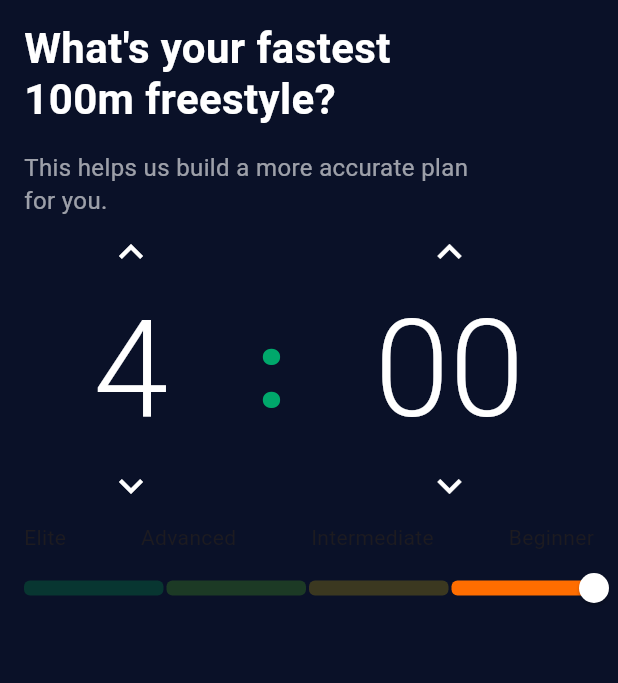
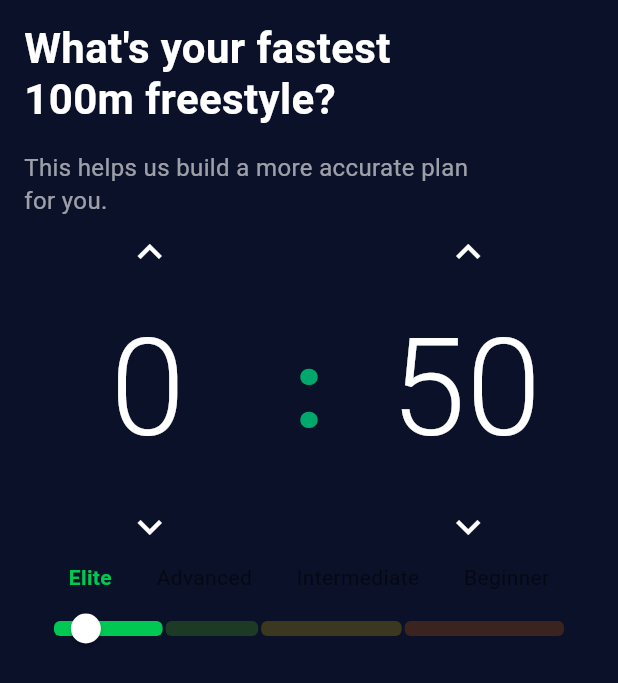
Before and after one commit to BogdanMamchych/swim_prog, a Flutter app: the screen it shows after launch, on a phone screen of 412 x 824 dp. Shown: the top 683 px of the screen. Run offline on Flutter 3.47's test engine with Material 3 defaults, Android fonts, the phone set to English and light mode, and no system bars; our stand-ins replace flutter_riverpod.

Commit message:
Integrated Riverpod, added swimming_level_mark_widget

```diff
--- /dev/null
+++ b/lib/features/pace_selector/data/providers/pace_providers.dart
@@ -0,0 +1,126 @@
+import 'dart:ui';
+
+import 'package:flutter/material.dart';
+import 'package:flutter_riverpod/flutter_riverpod.dart';
+
+final paceConfigProvider = Provider<PaceConfig>((ref) {
+  return const PaceConfig(
+    minTime: Duration(seconds: 40),
+    maxTime: Duration(minutes: 3, seconds: 20),
+    marks: const <SkillMark> [
+        SkillMark(skill: "Elite", color: const Color(0xFF00C853), startTime: Duration(seconds: 40), endTime: Duration(minutes: 1, seconds: 15)),
+        SkillMark(skill: "Advanced", color: const Color(0xFF64DD17), startTime: Duration(minutes: 1, seconds: 15), endTime: Duration(minutes: 1, seconds: 45)),
+        SkillMark(skill: "Intermediate", color: const Color(0xFFFFD600), startTime: Duration(minutes: 1, seconds: 45), endTime: Duration(minutes: 2, seconds: 30)),
+        SkillMark(skill: "Beginner", color: const Color(0xFFFF6D00), startTime: Duration(minutes: 2, seconds: 30), endTime: Duration(minutes: 3, seconds: 20)),
+    ],
+    defaultTime: Duration(seconds: 50),
+  );
+});
+
+final paceProvider = NotifierProvider<PaceNotifier, Duration>(PaceNotifier.new);
+
+final paceLengthProvider = Provider<int>((ref) {
+  final config = ref.watch(paceConfigProvider);
+  return (config.maxTime - config.minTime).inSeconds;
+});
+
+final tickMarksProvider = Provider<List<double>>((ref) {
+  final config = ref.watch(paceConfigProvider);
+  return config.marks
+      .map((mark) => mark.startTime.inSeconds.toDouble())
+      .toList();
+});
+
+final colorsProvider = Provider<List<Color>>((ref) {
+  final config = ref.watch(paceConfigProvider);
+  return config.marks
+  .map((mark) => mark.color)
+  .toList();
+});
+
+class PaceNotifier extends Notifier<Duration> {
+  @override
+  Duration build() {
+    return ref.read(paceConfigProvider).defaultTime;
+  }
+
+  void incrementMinutes() {
+    final max = ref.read(paceConfigProvider).maxTime;
+
+    final next = state + const Duration(minutes: 1);
+
+    if (next <= max) {
+      state = next;
+    }
+  }
+
+  void decrementMinutes() {
+    final min = ref.read(paceConfigProvider).minTime;
+
+    final next = state - const Duration(minutes: 1);
+
+    if (next >= min) {
+      state = next;
+    }
+  }
+
+  void incrementSeconds() {
+    final max = ref.read(paceConfigProvider).maxTime;
+
+    final next = state + const Duration(seconds: 1);
+
+    if (next <= max) {
+      state = next;
+    }
+  }
+
+  void decrementSeconds() {
+    final min = ref.read(paceConfigProvider).minTime;
+
+    final next = state - const Duration(seconds: 1);
+
+    if (next >= min) {
+      state = next;
+    }
+  }
+
+  void setDuration(Duration duration) {
+    final config = ref.read(paceConfigProvider);
+
+    if (duration < config.minTime) {
+      state = config.minTime;
+    } else if (duration > config.maxTime) {
+      state = config.maxTime;
+    } else {
+      state = duration;
+    }
+  }
+}
+
+class PaceConfig {
+  final Duration minTime;
+  final Duration maxTime;
+  final List<SkillMark> marks;
+  final Duration defaultTime;
+
+  const PaceConfig({
+    required this.minTime,
+    required this.maxTime,
+    required this.marks,
+    required this.defaultTime,
+  });
+}
+
+class SkillMark {
+  final String skill;
+  final Color color;
+  final Duration startTime;
+  final Duration endTime;
+
+  const SkillMark({
+    required this.skill,
+    required this.color,
+    required this.startTime,
+    required this.endTime,
+  });
+}
--- a/lib/features/pace_selector/presentation/screen/pace_selector_screen.dart
+++ b/lib/features/pace_selector/presentation/screen/pace_selector_screen.dart
@@ -1,21 +1,15 @@
 import 'package:flutter/material.dart';
+import 'package:flutter_riverpod/flutter_riverpod.dart';
 import 'package:swim_prog/features/pace_selector/presentation/widgets/pace_slider_widget.dart';
 import 'package:swim_prog/features/pace_selector/presentation/widgets/pace_widget.dart';
+import 'package:swim_prog/features/pace_selector/presentation/widgets/swimming_level_marks_widget.dart';
 import 'package:swim_prog/features/pace_selector/presentation/widgets/text_widget.dart';
 
-class PaceSelectorScreen extends StatefulWidget {
+class PaceSelectorScreen extends ConsumerWidget {
   const PaceSelectorScreen({super.key});
 
   @override
-  _PaceSelectorScreenState createState() => _PaceSelectorScreenState();
-}
-
-class _PaceSelectorScreenState extends State<PaceSelectorScreen> {
-  final int minutes = 0;
-  final int seconds = 0;
-
-  @override
-  Widget build(BuildContext context) {
+  Widget build(BuildContext context, WidgetRef ref) {
     return Scaffold(
       backgroundColor: const Color(0xFF0A1128),
       body: SafeArea(
@@ -39,17 +33,9 @@ class _PaceSelectorScreenState extends State<PaceSelectorScreen> {
                 fontWeight: FontWeight.w400,
                 lineHeight: 1.4,
               ),
-              PaceWidget(),
-              Row(
-                mainAxisAlignment: MainAxisAlignment.spaceBetween,
-                children: const [
-                  Text('Elite'),
-                  Text('Advanced'),
-                  Text('Intermediate'),
-                  Text('Beginner'),
-                ],
-              ),
-              PaceSliderWidget(),
+              const PaceWidget(),
+              SwimmingLevelMarksWidget(),
+              const PaceSliderWidget(),
             ],
           ),
         ),
--- a/lib/features/pace_selector/presentation/widgets/pace_slider_widget.dart
+++ b/lib/features/pace_selector/presentation/widgets/pace_slider_widget.dart
@@ -1,42 +1,47 @@
 import 'package:flutter/material.dart';
+import 'package:flutter_riverpod/flutter_riverpod.dart';
+import 'package:swim_prog/features/pace_selector/data/providers/pace_providers.dart';
 import 'package:swim_prog/features/pace_selector/presentation/widgets/pace_track_shape.dart';
 
-class PaceSliderWidget extends StatefulWidget {
+class PaceSliderWidget extends ConsumerWidget {
   const PaceSliderWidget({super.key});
 
   @override
-  State<PaceSliderWidget> createState() => _PaceSliderWidgetState();
-}
+  Widget build(BuildContext context, WidgetRef ref) {
+    final duration = ref.watch(paceProvider);
+    final config = ref.watch(paceConfigProvider);
+    final paceLength = ref.watch(paceLengthProvider);
+    final tickMarks = ref.watch(tickMarksProvider);
+    final colors = ref.watch(colorsProvider);
+    final value = duration.inSeconds.toDouble();
 
-class _PaceSliderWidgetState extends State<PaceSliderWidget> {
-  double value = 50;
-
-  @override
-  Widget build(BuildContext context) {
     return SliderTheme(
       data: SliderTheme.of(context).copyWith(
         trackHeight: 10,
-        trackShape: const PaceTrackShape(),
-
+        trackShape: PaceTrackShape(
+          minTime: config.minTime.inSeconds.toDouble(),
+          maxTime: config.maxTime.inSeconds.toDouble(),
+          colors: colors,
+          tickMarks: tickMarks
+        ),
         activeTrackColor: Colors.transparent,
         inactiveTrackColor: Colors.transparent,
-
         thumbColor: Colors.white,
         overlayColor: Colors.white12,
-
         thumbShape: const RoundSliderThumbShape(
           enabledThumbRadius: 10,
         ),
       ),
       child: Slider(
         value: value,
-        min: 0,
-        max: 50,
-        divisions: 50,
+        min: config.minTime.inSeconds.toDouble(),
+        max: config.maxTime.inSeconds.toDouble(),
+        divisions:
+            paceLength,
         onChanged: (newValue) {
-          setState(() {
-            value = newValue;
-          });
+          ref.read(paceProvider.notifier).setDuration(
+            Duration(seconds: newValue.round()),
+          );
         },
       ),
     );
--- a/lib/features/pace_selector/presentation/widgets/pace_track_shape.dart
+++ b/lib/features/pace_selector/presentation/widgets/pace_track_shape.dart
@@ -1,7 +1,11 @@
 import 'package:flutter/material.dart';
 
 class PaceTrackShape extends SliderTrackShape {
-  const PaceTrackShape();
+  final double minTime;
+  final double maxTime;
+  final List<double> tickMarks;
+  final List<Color> colors;
+  const PaceTrackShape({required this.minTime, required this.maxTime, required this.tickMarks, required this.colors});
 
   @override
   Rect getPreferredRect({
@@ -13,11 +17,17 @@ class PaceTrackShape extends SliderTrackShape {
   }) {
     final trackHeight = sliderTheme.trackHeight ?? 8;
 
+    final double thumbRadius =
+        sliderTheme.thumbShape?.getPreferredSize(isEnabled, isDiscrete).width ??
+        10.0;
+
+    final double trackLeft = offset.dx + thumbRadius;
+    final double trackWidth = parentBox.size.width - (thumbRadius * 2);
+    final double trackTop =
+        offset.dy + (parentBox.size.height - trackHeight) / 2;
+
     return Rect.fromLTWH(
-      offset.dx,
-      offset.dy + (parentBox.size.height - trackHeight) / 2,
-      parentBox.size.width,
-      trackHeight,
+      trackLeft, trackTop, trackWidth, trackHeight
     );
   }
 
@@ -35,49 +45,53 @@ class PaceTrackShape extends SliderTrackShape {
     bool isDiscrete = false,
   }) {
     final canvas = context.canvas;
-
     final trackRect = getPreferredRect(
       parentBox: parentBox,
       offset: offset,
       sliderTheme: sliderTheme,
     );
 
-    const colors = [
-      Color(0xFF00C853), // Elite
-      Color(0xFF64DD17), // Advanced
-      Color(0xFFFFD600), // Intermediate
-      Color(0xFFFF6D00), // Beginner
+    final timeMilestones = [minTime, 75.0, 105.0, 150.0, maxTime];
+
+    final colors = [
+      const Color(0xFF00C853), // Elite (from minTime to 75)
+      const Color(0xFF64DD17), // Advanced (from 75 to 105)
+      const Color(0xFFFFD600), // Intermediate (from 105 to 150)
+      const Color(0xFFFF6D00), // Beginner (from 150 to maxTime)
     ];
 
-    final segmentWidth = trackRect.width / colors.length;
-
-    final currentSegment =
-    ((thumbCenter.dx - trackRect.left) / segmentWidth)
-        .floor()
-        .clamp(0, colors.length - 1);
+    final totalDuration = maxTime - minTime;
+    double currentLeft = trackRect.left;
 
     for (int i = 0; i < colors.length; i++) {
+      final startSec = timeMilestones[i];
+      final endSec = timeMilestones[i + 1];
+
+      if (startSec >= endSec) continue;
+
+      final segmentDuration = endSec - startSec;
+      final segmentWidth = (segmentDuration / totalDuration) * trackRect.width;
+
       final segmentRect = Rect.fromLTWH(
-        trackRect.left + i * segmentWidth,
+        currentLeft,
         trackRect.top,
-        segmentWidth - 2,
+        segmentWidth - (i == colors.length - 1 ? 0 : 2),
         trackRect.height,
       );
 
-      final isActive = i == currentSegment;
+      final isActive =
+          thumbCenter.dx >= segmentRect.left &&
+          thumbCenter.dx <= segmentRect.right;
 
       final paint = Paint()
-        ..color = isActive
-            ? colors[i]
-            : colors[i].withValues(alpha: 0.2);
+        ..color = isActive ? colors[i] : colors[i].withValues(alpha: 0.2);
 
       canvas.drawRRect(
-        RRect.fromRectAndRadius(
-          segmentRect,
-          const Radius.circular(4),
-        ),
+        RRect.fromRectAndRadius(segmentRect, const Radius.circular(4)),
         paint,
       );
+
+      currentLeft += segmentWidth;
     }
   }
 }
--- a/lib/features/pace_selector/presentation/widgets/pace_value_widget.dart
+++ b/lib/features/pace_selector/presentation/widgets/pace_value_widget.dart
@@ -1,19 +1,21 @@
 import 'package:flutter/material.dart';
-import 'package:swim_prog/features/pace_selector/presentation/widgets/text_widget.dart';
+import 'package:flutter/services.dart';
 
 class PaceValueWidget extends StatelessWidget {
-  final String value;
+  final TextEditingController controller;
   final VoidCallback onIncrement;
   final VoidCallback onDecrement;
-  final TextEditingController? controller;
-  final void Function(String)? action;
+  final ValueChanged<String> onChanged;
+  final int maxLength;
 
   const PaceValueWidget({
-    Key? key,
-    required this.value,
+    super.key,
+    required this.controller,
     required this.onIncrement,
-    required this.onDecrement, this.controller, this.action,
-  }) : super(key: key);
+    required this.onDecrement,
+    required this.onChanged,
+    this.maxLength = 2,
+  });
 
   @override
   Widget build(BuildContext context) {
@@ -21,19 +23,42 @@ class PaceValueWidget extends StatelessWidget {
       mainAxisSize: MainAxisSize.min,
       children: [
         IconButton(
-          icon: const Icon(Icons.keyboard_arrow_up, color: Colors.white, size: 32),
+          icon: const Icon(
+            Icons.keyboard_arrow_up,
+            color: Colors.white,
+            size: 32,
+          ),
           onPressed: onIncrement,
         ),
-
-        TextWidget(
-          text: value,
-          color: Colors.white,
-          size: 90,
-          fontWeight: FontWeight.w300,
+        SizedBox(
+          width: 110,
+          child: TextField(
+            controller: controller,
+            textAlign: TextAlign.center,
+            keyboardType: TextInputType.number,
+            inputFormatters: [
+              FilteringTextInputFormatter.digitsOnly,
+              LengthLimitingTextInputFormatter(maxLength),
+            ],
+            style: const TextStyle(
+              color: Colors.white,
+              fontSize: 90,
+              fontWeight: FontWeight.w300,
+            ),
+            decoration: const InputDecoration(
+              border: InputBorder.none,
+              isDense: true,
+              contentPadding: EdgeInsets.zero,
+            ),
+            onChanged: onChanged,
+          ),
         ),
-
         IconButton(
-          icon: const Icon(Icons.keyboard_arrow_down, color: Colors.white, size: 32),
+          icon: const Icon(
+            Icons.keyboard_arrow_down,
+            color: Colors.white,
+            size: 32,
+          ),
           onPressed: onDecrement,
         ),
       ],
--- a/lib/features/pace_selector/presentation/widgets/pace_widget.dart
+++ b/lib/features/pace_selector/presentation/widgets/pace_widget.dart
@@ -1,37 +1,79 @@
 import 'package:flutter/material.dart';
+import 'package:flutter_riverpod/flutter_riverpod.dart';
+import 'package:swim_prog/features/pace_selector/data/providers/pace_providers.dart';
 import 'package:swim_prog/features/pace_selector/presentation/widgets/pace_value_widget.dart';
 import 'package:swim_prog/features/pace_selector/presentation/widgets/text_widget.dart';
 
-class PaceWidget extends StatefulWidget {
-  const PaceWidget({Key? key}) : super(key: key);
+class PaceWidget extends ConsumerStatefulWidget {
+  const PaceWidget({super.key});
 
   @override
-  State<PaceWidget> createState() => _PaceWidgetState();
+  ConsumerState<PaceWidget> createState() => _PaceWidgetState();
 }
 
-class _PaceWidgetState extends State<PaceWidget> {
-  late int minutes = 4;
-  late int seconds = 0;
-  final TextEditingController _minutesController = TextEditingController();
-  final TextEditingController _secondsController = TextEditingController();
+class _PaceWidgetState extends ConsumerState<PaceWidget> {
+  late final TextEditingController _minutesController;
+  late final TextEditingController _secondsController;
+
+  @override
+  void initState() {
+    super.initState();
+
+    final duration = ref.read(paceProvider);
+
+    _minutesController = TextEditingController(
+      text: duration.inMinutes.toString(),
+    );
+
+    _secondsController = TextEditingController(
+      text: (duration.inSeconds % 60).toString().padLeft(2, '0'),
+    );
+  }
+
+  @override
+  void dispose() {
+    _minutesController.dispose();
+    _secondsController.dispose();
+    super.dispose();
+  }
 
   @override
   Widget build(BuildContext context) {
+    final duration = ref.watch(paceProvider);
+
+    final minutes = duration.inMinutes;
+    final seconds = duration.inSeconds % 60;
+
+    _minutesController.text = minutes.toString();
+    _secondsController.text = seconds.toString().padLeft(2, '0');
+
     return Row(
       mainAxisAlignment: MainAxisAlignment.spaceEvenly,
       children: [
         PaceValueWidget(
-          value: "$minutes",
-          onIncrement: () => setState(() {
-            if (minutes < 9) minutes++;
-          }),
-          onDecrement: () => setState(() {
-            if (minutes > 0) minutes--;
-          }),
+          controller: _minutesController,
+          onIncrement: () {
+            ref.read(paceProvider.notifier).incrementMinutes();
+          },
+          onDecrement: () {
+            ref.read(paceProvider.notifier).decrementMinutes();
+          },
+          onChanged: (value) {
+            final parsed = int.tryParse(value);
+
+            if (parsed != null) {
+              ref.read(paceProvider.notifier).setDuration(
+                Duration(
+                  minutes: parsed,
+                  seconds: seconds,
+                ),
+              );
+            }
+          },
         ),
 
         const Padding(
-          padding: EdgeInsets.symmetric(horizontal: 12.0),
+          padding: EdgeInsets.symmetric(horizontal: 12),
           child: TextWidget(
             text: ":",
             color: Color(0xFF00A86B),
@@ -40,25 +82,26 @@ class _PaceWidgetState extends State<PaceWidget> {
           ),
         ),
 
-        // Вторая колонка — Секунды
         PaceValueWidget(
-          value: seconds.toString().padLeft(2, '0'),
-          onIncrement: () => setState(() {
-            if (seconds < 59) {
-              seconds += 1;
-            } else {
-              seconds = 0;
-              minutes += 1;
+          controller: _secondsController,
+          onIncrement: () {
+            ref.read(paceProvider.notifier).incrementSeconds();
+          },
+          onDecrement: () {
+            ref.read(paceProvider.notifier).decrementSeconds();
+          },
+          onChanged: (value) {
+            final parsed = int.tryParse(value);
+
+            if (parsed != null) {
+              ref.read(paceProvider.notifier).setDuration(
+                Duration(
+                  minutes: minutes,
+                  seconds: parsed,
+                ),
+              );
             }
-          }),
-          onDecrement: () => setState(() {
-            if (seconds > 0) {
-              seconds -= 1;
-            } else {
-              seconds = 59;
-              minutes -= 1;
-            }
-          }),
+          },
         ),
       ],
     );
--- /dev/null
+++ b/lib/features/pace_selector/presentation/widgets/swimming_level_marks_widget.dart
@@ -0,0 +1,29 @@
+import 'package:flutter/material.dart';
+import 'package:flutter_riverpod/flutter_riverpod.dart';
+import 'package:swim_prog/features/pace_selector/data/providers/pace_providers.dart';
+
+class SwimmingLevelMarksWidget extends ConsumerWidget{
+  const SwimmingLevelMarksWidget({super.key});
+
+  @override
+  Widget build(BuildContext context, WidgetRef ref) {
+    final duration = ref.watch(paceProvider);
+    final config = ref.watch(paceConfigProvider);
+    final skills = config.marks.toList();
+
+    return Row(
+      mainAxisAlignment: MainAxisAlignment.spaceEvenly,
+      children: skills.map((skill) {
+        final isSelected = skill.startTime < duration && skill.endTime > duration;
+        return Text(
+          skill.skill,
+          style: TextStyle(
+            color: isSelected ? skill.color : Colors.black54,
+            fontWeight: isSelected ? FontWeight.bold : FontWeight.normal,
+          ),
+        );
+      }).toList(),
+    );
+  }
+
+}
```
Also changed, not shown: lib/features/pace_selector/presentation/widgets/text_field_widget.dart (deleted, +0 -21 lines), lib/main.dart (+6 -3 lines).
